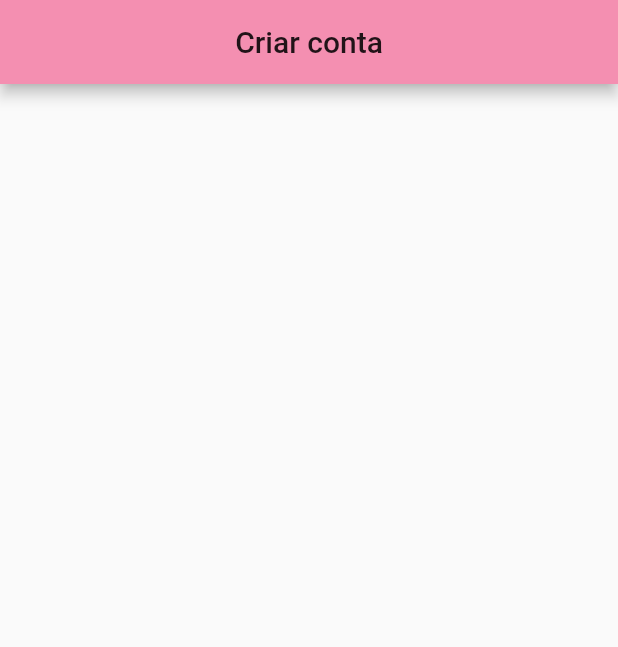
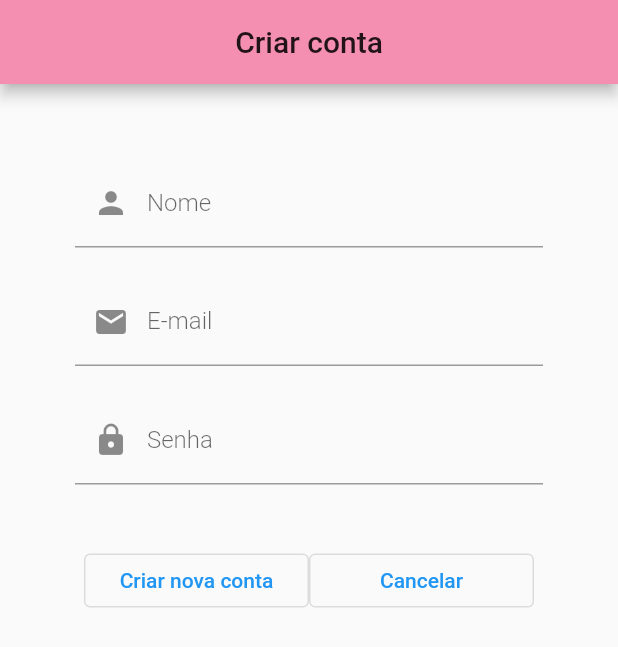
Before and after one commit to PeachLyrics/dark_candy, a Flutter app: the NovaConta screen opened by its route, on a phone screen of 412 x 824 dp. Shown: the top 647 px of the screen. Run offline on Flutter 3.47's test engine with Material 2 defaults, Android fonts, the phone set to English and light mode, and no system bars; our stand-ins replace cloud_firestore, firebase_auth, firebase_core; accounts and stored records are empty.

Commit message:
criarusuario

```diff
--- a/lib/main.dart
+++ b/lib/main.dart
@@ -85,8 +85,8 @@ class _TeladeLoginState extends State<TeladeLogin> {
               child: Column(children: [
               Image.asset('lib/images/dark-candy-water-mark.PNG'),
 
-              campoTexto('Nome de usuário', txtLogin),
-              campoTexto('Senha', txtSenha),
+              campoTexto('E-mail', txtLogin.text),
+              campoTexto('Senha', txtSenha.text),
               botaologin('Login'),
               botaonovaconta('Nova conta')
 
@@ -138,10 +138,7 @@ class _TeladeLoginState extends State<TeladeLogin> {
           ),),
         child: Text(rotulo, style: Theme.of(this.context).textTheme.headline3),
         onPressed: (){
-          var msg = Mensagem (
-                txtLogin.text,
-              );
-          Navigator.pushNamed(this.context, '/segunda', arguments: msg);
+          login(txtLogin.text, txtSenha.text);
         },
       ),
     );
@@ -171,6 +168,38 @@ class _TeladeLoginState extends State<TeladeLogin> {
         },
       ),
     );
+  }
+
+  void login(email, senha){
+
+    FirebaseAuth.instance.signInWithEmailAndPassword(
+      email: email, password: senha).then((resultado) {
+
+        Navigator.pushReplacementNamed(
+          this.context, '/segunda', arguments: resultado.user.uid);
+
+    }).catchError((erro){
+
+      var errorCode = erro.code;
+      var mensagemdeerro = '';
+      if (errorCode == 'user-not-found'){
+        mensagemdeerro = 'ユーザーが見つかりません。';
+      }else if (errorCode == 'wrong-password'){
+        mensagemdeerro = '無効なパスワード。';
+      }else if (errorCode == 'invalid-email'){
+        mensagemdeerro = '無効なメール。';
+      }else{
+        mensagemdeerro = erro.message;
+      }
+      ScaffoldMessenger.of(this.context).showSnackBar(
+        SnackBar(
+          content: Text('エラー: $mensagemdeerro'),
+          duration: Duration(seconds: 2),
+        )
+      );
+
+    });
+
   }
 }
 
@@ -1023,7 +1052,17 @@ class Ajuda extends StatelessWidget{
   }
 }
 
-class NovaConta extends StatelessWidget{
+class NovaConta extends StatefulWidget {
+  @override
+  _NovaContaState createState() => _NovaContaState();
+}
+
+class _NovaContaState extends State<NovaConta>{
+
+  var txtNome = TextEditingController();
+  var txtEmail = TextEditingController();
+  var txtSenha = TextEditingController();
+
   @override
   Widget build(BuildContext context){
     return Scaffold(
@@ -1034,7 +1073,113 @@ class NovaConta extends StatelessWidget{
         automaticallyImplyLeading: false,
 
       ),
+      body: Container(
+        padding: EdgeInsets.all(50),
+        child: ListView(
+          children: [
+            TextField(
+              controller: txtNome,
+              style:
+                  TextStyle(color: Colors.pinkAccent, fontWeight: FontWeight.w300),
+              decoration: InputDecoration(
+                  prefixIcon: Icon(Icons.person), labelText: 'Nome'),
+            ),
+            SizedBox(height: 20),
+            TextField(
+              controller: txtEmail,
+              style:
+                  TextStyle(color: Colors.pinkAccent, fontWeight: FontWeight.w300),
+              decoration: InputDecoration(
+                  prefixIcon: Icon(Icons.email), labelText: 'E-mail'),
+            ),
+            SizedBox(height: 20),
+            TextField(
+              obscureText: true,
+              controller: txtSenha,
+              style:
+                  TextStyle(color: Colors.pinkAccent, fontWeight: FontWeight.w300),
+              decoration: InputDecoration(
+                  prefixIcon: Icon(Icons.lock), labelText: 'Senha'),
+            ),
+            SizedBox(height: 40),
+            Row(
+              mainAxisAlignment: MainAxisAlignment.center,
+              children: [
+                Container(
+                  width: 150,
+                  child: OutlinedButton(
+                    child: Text('Criar nova conta'),
+                    onPressed: () {
+
+                      criarConta(txtNome.text,txtEmail.text,txtSenha.text);
+                    },
+                  ),
+                ),
+                Container(
+                  width: 150,
+                  child: OutlinedButton(
+                    child: Text('Cancelar'),
+                    onPressed: () {
+                      Navigator.pop(context);
+                    },
+                  ),
+                ),
+              ],
+            ),
+            SizedBox(height: 60),
+          ],
+        ),
+      ),
     );
+  }
+
+  //
+  // CRIAR CONTA no Firebase Auth
+  //
+  void criarConta(nome,email,senha){
+
+    FirebaseAuth fa = FirebaseAuth.instance;
+
+    fa.createUserWithEmailAndPassword(email: email, password: senha)
+      .then((resultado){
+
+        //armazenar dados da conta no Firestore
+        var db = FirebaseFirestore.instance;
+        db.collection('usuarios').doc(resultado.user.uid).set(
+          {
+            'Nome' : nome,
+            'E-mail': email,
+          }
+        ).then((valor){
+          ScaffoldMessenger.of(this.context).showSnackBar(
+            SnackBar(
+              content: Text('ユーザーが正常に作成されました。'),
+              duration: Duration(seconds: 2),
+            )
+          );
+          Navigator.pop(this.context);
+        });
+
+    }).catchError((erro){
+      var errorCode = erro.code;
+      print(errorCode);
+      if(errorCode == 'email-already-in-use'){
+        ScaffoldMessenger.of(this.context).showSnackBar(
+          SnackBar(
+            content: Text('入力したメールはすでに使用されています。'),
+            duration: Duration(seconds: 2),
+          )
+        );
+      }else{
+        ScaffoldMessenger.of(this.context).showSnackBar(
+            SnackBar(
+              content: Text('エラー  ${erro.message}'),
+              duration: Duration(seconds: 2),
+            )
+          );
+      }
+    });
+
   }
 }
 //Usuário de Teste Leonardo e suas maquinações maliciosas e desesperadoras
```
Also changed, not shown: 4 other files.
